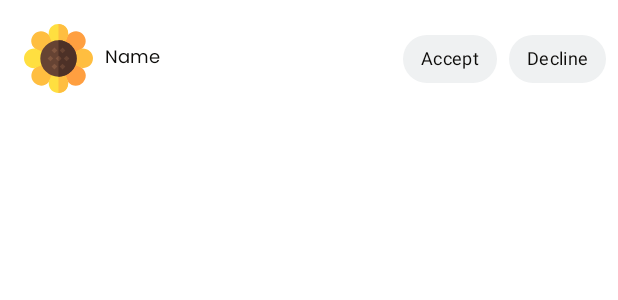
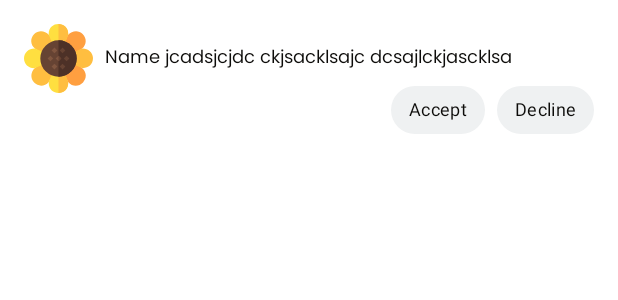
Before and after one commit to s12dar/Lyve, an Android app: the layout ping_item.xml on its own in the app's theme, with its tools: preview values and no code run, on a phone screen of 412 x 824 dp. Shown: the top 300 px of the screen. Run offline under Robolectric (Android 15) with nearby library versions, the phone set to English and light mode, and no system bars.

Commit message:
Fixes in accepting & rejecting participate requests

```diff
--- a/app/src/main/java/com/tech/lyve/repositories/LyveRepositoryImpl.kt
+++ b/app/src/main/java/com/tech/lyve/repositories/LyveRepositoryImpl.kt
@@ -102,7 +102,7 @@ class LyveRepositoryImpl @Inject constructor(
         ).document(user.uid).collection(COLLECTION_ACTIVITIES).document(event.uid)
 
         firebaseFirestore.batch().set(activityDocRef, event.toMap())
-            .set(subActivityDocRef, event.toUserEventMap())
+            .set(subActivityDocRef, event.toMap())
             .commit().addOnSuccessListener {
                 cont.resume(Resource.Success(Unit))
             }.addOnFailureListener {
@@ -138,7 +138,7 @@ class LyveRepositoryImpl @Inject constructor(
         ).document(user.uid).collection(COLLECTION_ACTIVITIES).document(event.uid)
 
         firebaseFirestore.batch().update(activityDocRef, event.toMap())
-            .update(subActivityDocRef, event.toUserEventMap())
+            .update(subActivityDocRef, event.toMap())
             .commit()
             .addOnSuccessListener {
                 cont.resume(Resource.Success(Unit))
--- a/app/src/main/java/com/tech/lyve/ui/fragments/home_info/HomeInfoFragment.kt
+++ b/app/src/main/java/com/tech/lyve/ui/fragments/home_info/HomeInfoFragment.kt
@@ -4,6 +4,7 @@ import android.annotation.SuppressLint
 import android.content.Intent
 import android.net.Uri
 import android.os.Bundle
+import android.util.Log
 import android.view.LayoutInflater
 import android.view.View
 import android.view.ViewGroup
@@ -106,7 +107,7 @@ class HomeInfoFragment : Fragment(), HomeInfoListener {
                     status = "pending"
                 )
             )
-            viewModel.updateEvent(mEvent, mCurrentUser)
+            viewModel.updateEvent(mEvent, mHostUser)
                 .observe(viewLifecycleOwner) { eventResult ->
                     when (eventResult) {
                         is Resource.Success -> {
@@ -119,6 +120,7 @@ class HomeInfoFragment : Fragment(), HomeInfoListener {
                         }
                         is Resource.Error -> {
                             (activity as OnboardingUtils).hideProgressBar()
+                            Log.i("hi SERDAR", eventResult.message.toString())
                             Snackbar.make(
                                 requireView(),
                                 "Oops, something went wrong!",
@@ -159,7 +161,7 @@ class HomeInfoFragment : Fragment(), HomeInfoListener {
     }
 
     private fun launchBrowser() {
-        val browserIntent = Intent(Intent.ACTION_VIEW, Uri.parse(mEvent.url))
+        val browserIntent = Intent(Intent.ACTION_VIEW, Uri.parse("http://${mEvent.url}"))
         startActivity(browserIntent)
     }
 
--- a/app/src/main/res/layout/ping_item.xml
+++ b/app/src/main/res/layout/ping_item.xml
@@ -25,16 +25,15 @@
         app:layout_constraintBottom_toBottomOf="@+id/iv_ping"
         app:layout_constraintStart_toEndOf="@+id/iv_ping"
         app:layout_constraintTop_toTopOf="@+id/iv_ping"
-        tools:text="Name" />
+        tools:text="Name jcadsjcjdc ckjsacklsajc dcsajlckjascklsa " />
 
     <com.google.android.material.chip.ChipGroup
         android:id="@+id/chip_group"
         android:layout_width="wrap_content"
         android:layout_height="wrap_content"
-        android:layout_marginEnd="8dp"
-        app:layout_constraintBottom_toBottomOf="@+id/iv_ping"
+        android:layout_marginEnd="16dp"
         app:layout_constraintEnd_toEndOf="parent"
-        app:layout_constraintTop_toTopOf="@+id/iv_ping">
+        app:layout_constraintTop_toBottomOf="@+id/tv_requester_name">
 
         <com.google.android.material.chip.Chip
             android:id="@+id/chip_accept"
```
Also changed, not shown: app/src/main/java/com/tech/lyve/adapters/PingAdapter.kt (+15 -0 lines), app/src/main/java/com/tech/lyve/models/Event.kt (+0 -11 lines), app/src/main/java/com/tech/lyve/ui/fragments/create_event/CreateEventFragment.kt (+8 -6 lines), app/src/main/java/com/tech/lyve/ui/fragments/ping/PingFragment.kt (+11 -3 lines), app/src/main/java/com/tech/lyve/utils/Constants.kt (+14 -12 lines).
